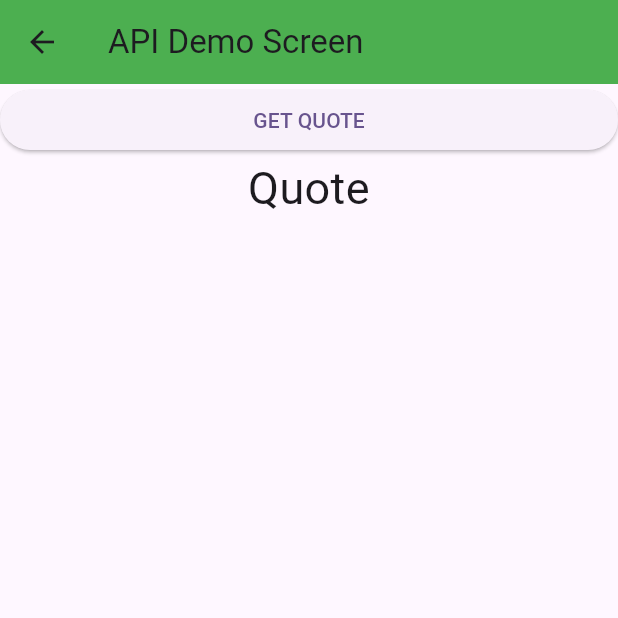
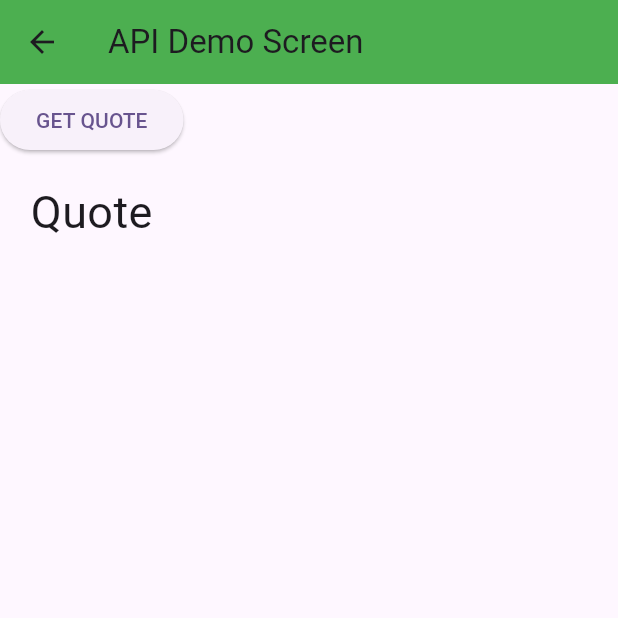
Before and after one commit to abidroid/ajk_day5, a Flutter app: the ApiDemoScreen screen opened directly, on a phone screen of 412 x 824 dp, the top half of it. Run offline on Flutter 3.47's test engine with Material 3 defaults, Android fonts, the phone set to English and light mode, and no system bars.

```diff
--- a/lib/screens/api_demo_screen.dart
+++ b/lib/screens/api_demo_screen.dart
@@ -13,8 +13,13 @@ class ApiDemoScreen extends StatefulWidget {
 class _ApiDemoScreenState extends State<ApiDemoScreen> {
   // Initial State
   String quote = 'Quote';
+  bool isLoading = false;
 
   Future<void> getRandomQuote() async {
+
+    setState(() {
+      isLoading = true;
+    });
     String url = "https://dummyjson.com/quotes/random";
 
     // 1. send request to server
@@ -22,19 +27,19 @@ class _ApiDemoScreenState extends State<ApiDemoScreen> {
     http.Response response = await http.get(Uri.parse(url));
 
     // 3. check status code
-    if( response.statusCode == 200 ){
+    if (response.statusCode == 200) {
       // 4. if status code is 200
       // 5. means we got response
 
       var jsonResponse = jsonDecode(response.body);
 
-      quote  = jsonResponse['quote'];
-      setState(() {
-
-      });
+      quote = jsonResponse['quote'];
+      setState(() {});
     }
 
-
+    setState(() {
+      isLoading = false;
+    });
     // 6. we need to extract quote from the response
   }
 
@@ -45,16 +50,23 @@ class _ApiDemoScreenState extends State<ApiDemoScreen> {
         title: const Text('API Demo Screen'),
         backgroundColor: Colors.green,
       ),
-      body: ListView(
+      body: Column(
+        spacing: 16,
         children: [
-          ElevatedButton(onPressed: () {
-            getRandomQuote();
-          }, child: const Text("GET QUOTE",
+          ElevatedButton(
+            onPressed: () {
+              getRandomQuote();
+            },
+            child: const Text("GET QUOTE"),
+          ),
 
-          )),
-          Text(quote,
-              textAlign: TextAlign.center,
-              style: TextStyle(fontSize: 30)),
+          isLoading
+              ? CircularProgressIndicator()
+              : Text(
+                quote,
+                textAlign: TextAlign.center,
+                style: TextStyle(fontSize: 30),
+              ),
         ],
       ),
     );
```
